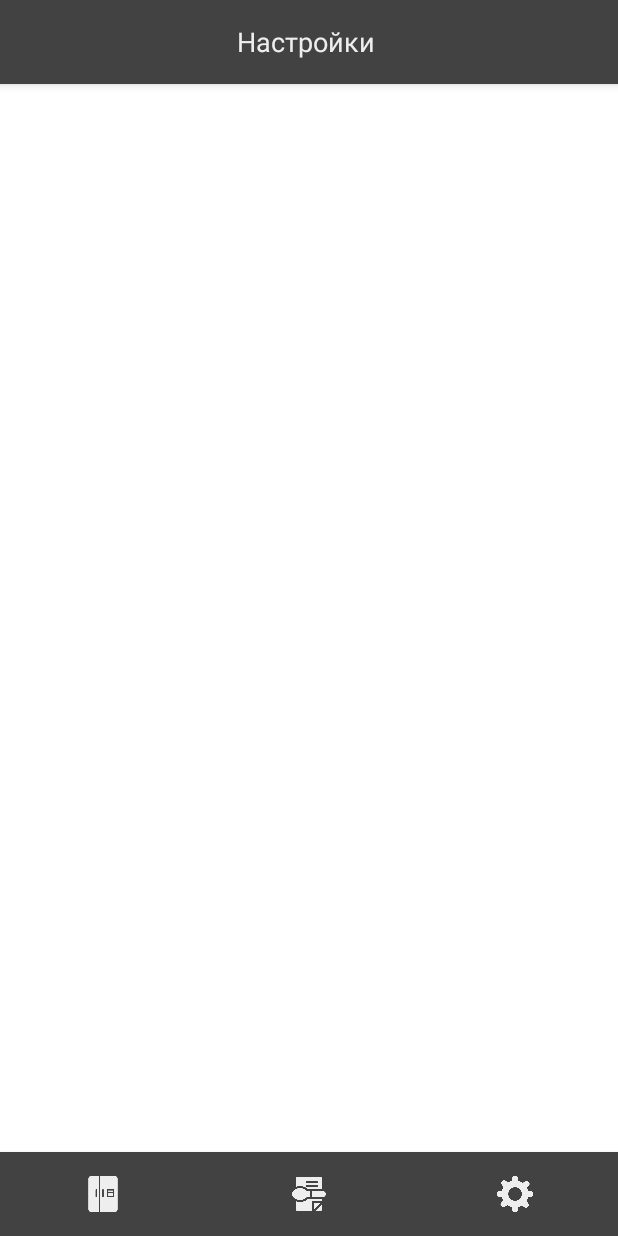
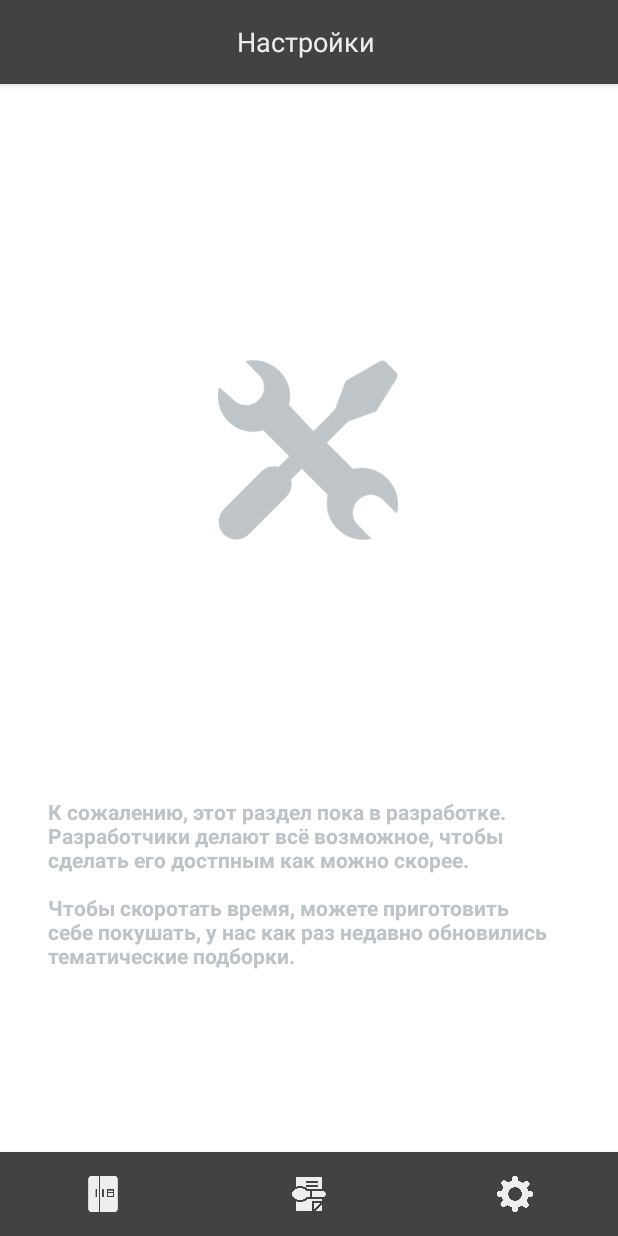
Before and after one commit to Hiplice/nonameproject, an Android app: the screen it shows after launch (MainActivity), item 3 of the bottom bar chosen, on a phone screen of 412 x 824 dp. Run offline under Robolectric (Android 15) with nearby library versions, the phone set to English and light mode, and no system bars; 2 statements that could not run were skipped.

Commit message:
не баг, а фича

```diff
--- a/app/src/main/java/com/bes/tao/freedge/DataHandler.java
+++ b/app/src/main/java/com/bes/tao/freedge/DataHandler.java
@@ -6,6 +6,7 @@ import android.database.Cursor;
 import android.database.sqlite.SQLiteDatabase;
 import android.database.sqlite.SQLiteException;
 import android.os.AsyncTask;
+import android.util.Log;
 import android.widget.Toast;
 
 import org.json.JSONArray;
@@ -134,12 +135,11 @@ public class DataHandler {
 
         String[] recipes = new String[] {"Лазанья с сыром", "Томатный суп с креветками"};
         NetworkRequests request = new NetworkRequests(context);
-        request.execute("http://95.163.181.200/fridge/?query=search&count=" + String.valueOf(n) + "&str=" + String.valueOf(str));
 
         JSONArray jsonArray;
         String[][] returnRecipes = {};
         try {
-            String response = request.get();
+            String response = request.doHTTPRequest("http://95.163.181.200/fridge/?query=search&count=" + String.valueOf(n) + "&str=" + String.valueOf(str));
             jsonArray = new JSONArray(response);
             returnRecipes = new String[2][jsonArray.length()];
             for (int i = 0; i < jsonArray.length(); ++i) {
@@ -156,12 +156,11 @@ public class DataHandler {
     public static String[] getRecipeById(int id, Context context) {
 
         NetworkRequests request = new NetworkRequests(context);
-        request.execute("http://95.163.181.200/fridge/?query=get_recipe&id=" + String.valueOf(id));
 
         JSONObject jsonObject;
         String[] returnRecipes = {};
         try {
-            String response = request.get();
+            String response = request.doHTTPRequest("http://95.163.181.200/fridge/?query=get_recipe&id=" + String.valueOf(id));
             jsonObject = new JSONObject(response);
             returnRecipes = jsonObject.getString("recipe").split("@");
         } catch (Exception e) {
@@ -171,29 +170,47 @@ public class DataHandler {
         return returnRecipes;
     }
 
-    public static String[][] loadAllProducts(Context context) {
+    public static String[][] loadAllProducts(final Context context) {
+        class LoadProducts extends AsyncTask<Void, Void, String[][]> {
+            @Override
+            protected String[][] doInBackground(Void... voids) {
                 NetworkRequests request = new NetworkRequests(context);
-        request.execute("http://95.163.181.200/fridge/?query=get_all_food");
 
                 JSONArray jsonArray;
                 String[][] returnRecipes = {};
                 try {
-            String response = request.get();
+                    String response = request.doHTTPRequest("http://95.163.181.200/fridge/?query=get_all_food");
                     jsonArray = new JSONArray(response);
                     returnRecipes = new String[4][jsonArray.length()];
                     for (int i = 0; i < jsonArray.length(); ++i) {
                         returnRecipes[0][i] = jsonArray.getJSONObject(i).getString("id");
                         returnRecipes[1][i] = jsonArray.getJSONObject(i).getString("name");
                         returnRecipes[2][i] = jsonArray.getJSONObject(i).getString("categories");
-                returnRecipes[3][i] = jsonArray.getJSONObject(i).getString("units").equals("0") ? "гр." : "шт.";
+                        returnRecipes[3][i] = "гр.";
                     }
                 } catch (Exception e) {
                     Toast.makeText(context, "Что-то пошло не так :c", Toast.LENGTH_LONG);
                 }
                 return returnRecipes;
             }
+        }
+        String[][] returnResource = new String[][] {};
+        LoadProducts loadProducts = new LoadProducts();
+        loadProducts.execute();
+        try {
+            returnResource = loadProducts.get();
+        } catch (Exception e) {
+            Toast.makeText(context, "Что-то пошло не так :c", Toast.LENGTH_LONG);
+        }
+        Toast.makeText(context, "Products loaded!", Toast.LENGTH_LONG);
+        return returnResource;
+    }
 
-    public static String[][] loadAvailableProducts(Context context) {
+    public static String[][] loadAvailableProducts(final Context context) {
+        class LoadProducts extends AsyncTask<Void, Void, String[][]> {
+            @Override
+            protected String[][] doInBackground(Void... voids) {
+
                 String[][] availableProducts = getAvailableProducts(context);
                 String requestURI = "";
 
@@ -205,12 +222,11 @@ public class DataHandler {
                 }
 
                 NetworkRequests request = new NetworkRequests(context);
-        request.execute("http://95.163.181.200/fridge/?query=calc&arr=" + requestURI + "&start=14000&end=60000&max=0&str=");
 
                 JSONArray jsonArray;
                 String[][] returnRecipes = {};
                 try {
-            String response = request.get();
+                    String response = request.doHTTPRequest("http://95.163.181.200/fridge/?query=calc&arr=" + requestURI + "&start=14000&end=60000&max=0&str=");
                     jsonArray = new JSONArray(response);
                     returnRecipes = new String[2][jsonArray.length()];
                     for (int i = 0; i < jsonArray.length(); ++i) {
@@ -221,6 +237,17 @@ public class DataHandler {
                     Toast.makeText(context, "Что-то пошло не так :c", Toast.LENGTH_LONG);
                 }
                 return returnRecipes;
+            }
+        }
+        LoadProducts loadProducts = new LoadProducts();
+        loadProducts.execute();
+        String[][] returnProducts = new String[][] {};
+        try {
+            returnProducts = loadProducts.get();
+        } catch (Exception e) {
+            Toast.makeText(context, "Что-то пошло точно не так :c", Toast.LENGTH_LONG);
+        }
+        return returnProducts;
     }
 
     public static int getCategoryColorsById(String id) {
--- a/app/src/main/java/com/bes/tao/freedge/MainActivity.java
+++ b/app/src/main/java/com/bes/tao/freedge/MainActivity.java
@@ -41,8 +41,6 @@ public class MainActivity extends AppCompatActivity {
 
         main_activity_object = this;
         setContentView(R.layout.activity_main);
-
-        loadResources();
 
         //Stack фрагментов - инициализация
         stack = new Stack<Fragment>();
@@ -90,7 +88,12 @@ public class MainActivity extends AppCompatActivity {
         back.setVisibility(View.INVISIBLE);
     }
 
+    @Override
+    protected void onStart() {
+        super.onStart();
 
+        loadResources();
+    }
 
     // TODO: Активити закрывается, если нажать Back при пустом стеке;
     @Override
--- a/app/src/main/java/com/bes/tao/freedge/NetworkRequests.java
+++ b/app/src/main/java/com/bes/tao/freedge/NetworkRequests.java
@@ -12,7 +12,7 @@ import java.net.HttpURLConnection;
 import java.net.MalformedURLException;
 import java.net.URL;
 
-public class NetworkRequests extends AsyncTask<String, String, String> {
+/*public class NetworkRequests extends AsyncTask<String, String, String> {
 
     private Context context;
 
@@ -38,4 +38,31 @@ public class NetworkRequests extends AsyncTask<String, String, String> {
         }
         return response.toString();
     }
+}*/
+
+public class NetworkRequests {
+
+    private Context context;
+
+    public NetworkRequests(Context con) {
+        context = con;
+    }
+
+    public String doHTTPRequest(String... uri) {
+        StringBuffer response = new StringBuffer();
+        try {
+            URL url = new URL(uri[0]);
+            HttpURLConnection connection = (HttpURLConnection) url.openConnection();
+            connection.setRequestMethod("GET");
+            BufferedReader in = new BufferedReader(new InputStreamReader(connection.getInputStream()));
+            String inputLine;
+            while ((inputLine = in.readLine()) != null) {
+                response.append(inputLine);
+            }
+            in.close();
+        } catch (MalformedURLException e) {
+        } catch (IOException e) {
+        }
+        return response.toString();
+    }
 }
--- a/app/src/main/res/layout/settings_fragment.xml
+++ b/app/src/main/res/layout/settings_fragment.xml
@@ -1,6 +1,41 @@
 <?xml version="1.0" encoding="utf-8"?>
 <android.support.constraint.ConstraintLayout
-    xmlns:android="http://schemas.android.com/apk/res/android" android:layout_width="match_parent"
+    xmlns:android="http://schemas.android.com/apk/res/android"
+    xmlns:app="http://schemas.android.com/apk/res-auto"
+    xmlns:tools="http://schemas.android.com/tools"
+    android:layout_width="match_parent"
     android:layout_height="match_parent">
 
+    <TextView
+        android:id="@+id/textView2"
+        android:layout_width="0dp"
+        android:layout_height="wrap_content"
+        android:layout_marginStart="32dp"
+        android:layout_marginEnd="32dp"
+        android:text="К сожалению, этот раздел пока в разработке.\nРазработчики делают всё возможное, чтобы сделать его достпным как можно скорее.\n\nЧтобы скоротать время, можете приготовить себе покушать, у нас как раз недавно обновились тематические подборки."
+        android:textColor="@color/projectLight"
+        android:textSize="14sp"
+        android:textStyle="bold"
+        app:layout_constraintBottom_toBottomOf="parent"
+        app:layout_constraintEnd_toEndOf="parent"
+        app:layout_constraintHorizontal_bias="0.0"
+        app:layout_constraintStart_toStartOf="parent"
+        app:layout_constraintTop_toTopOf="parent"
+        app:layout_constraintVertical_bias="0.797" />
+
+    <ImageView
+        android:id="@+id/imageView"
+        android:layout_width="120dp"
+        android:layout_height="120dp"
+        android:layout_marginStart="8dp"
+        android:layout_marginTop="8dp"
+        android:layout_marginEnd="8dp"
+        android:layout_marginBottom="8dp"
+        app:layout_constraintBottom_toTopOf="@+id/textView2"
+        app:layout_constraintEnd_toEndOf="parent"
+        app:layout_constraintHorizontal_bias="0.498"
+        app:layout_constraintStart_toStartOf="parent"
+        app:layout_constraintTop_toTopOf="parent"
+        app:layout_constraintVertical_bias="0.518"
+        app:srcCompat="@drawable/tool" />
 </android.support.constraint.ConstraintLayout>
```
Also changed, not shown: app/src/main/res/drawable/tool.png (added). Lines whose indentation alone changed are shown as unchanged.
